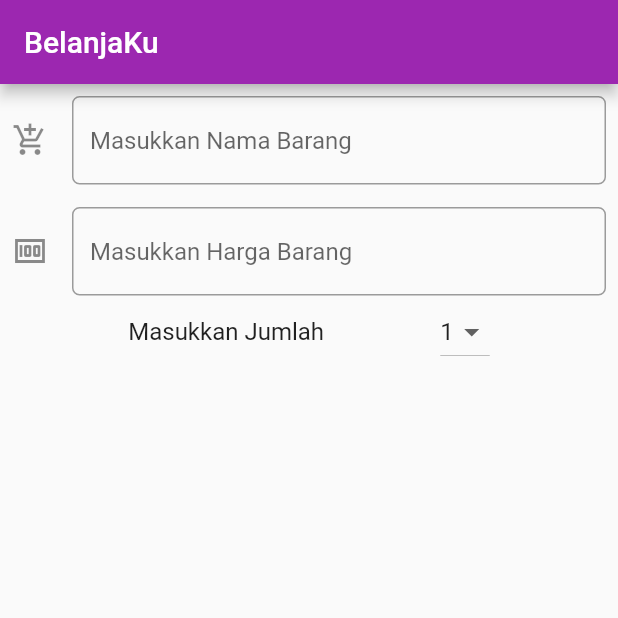
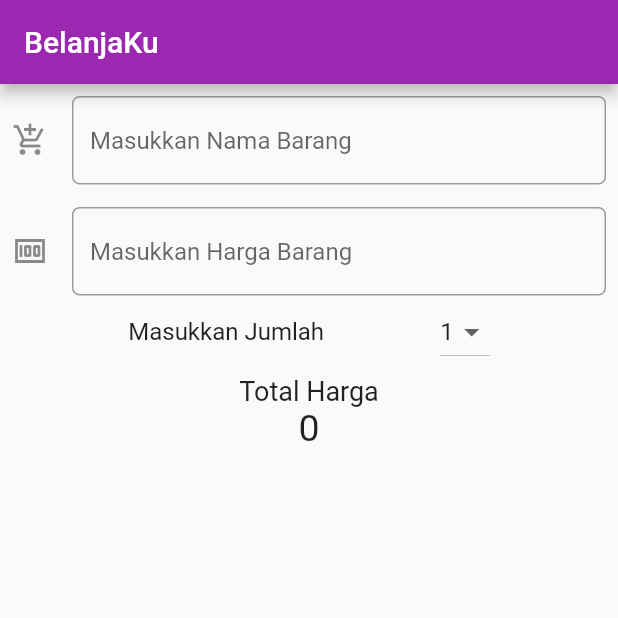
Before and after one commit to sofiaaprilina/Kuis1_mobile, a Flutter app: the screen it shows after launch, on a phone screen of 412 x 824 dp, the top half of it. Run offline on Flutter 3.47's test engine with Material 2 defaults, Android fonts, the phone set to English and light mode, and no system bars.

Commit message:
Menambahkan widget untuk result total harga

```diff
--- a/lib/main.dart
+++ b/lib/main.dart
@@ -26,6 +26,33 @@ class _MyAppState extends State<MyApp> {
       newValue = changeValue;
     });
   }
+
+  void hitungHarga() { //fungsi untuk menghitung harga barang
+    setState(() { //fungsi yang akan dipanggil setiap ada perubahan
+      barang = barangController.text;//mengisi nilai variabel barang sesuai dengan inputan yang ditampung controller
+      harga = int.parse(hargaController.text); //mengisi nilai variabel harga sesuai dengan inputan yang ditampung controller dan disini diubah menjadi int untuk menyesuaikan tipe variablal harga
+      if (newValue == "1"){ //kondisi ketika value pada dropdown bernilai 1
+        harga = harga * 1; //nilai variabel harga terbaru
+      }
+      //kondisi ketika value pada dropdown bernilai 2 atau kondisi pertama tidak terpenuhi
+      else if (newValue == "2"){
+        harga = harga * 2; //nilai variabel harga terbaru
+      }
+      //kondisi ketika value pada dropdown bernilai 3 atau kondisi 1 dan 2 tidak terpenuhi
+      else if (newValue == "3"){
+        harga = harga * 3; //nilai variabel harga terbaru
+      }
+      //kondisi ketika value pada dropdown bernilai 4 atau kondisi 1,2, dan 3 tidak terpenuhi
+      else if (newValue == "4"){
+        harga = harga * 4; //nilai variabel harga terbaru
+      }
+      //kondisi ketika value pada dropdown bernilai 2 atau semua kondisi di atas tidak terpenuhi
+      else{
+        harga = harga * 5; //nilai variabel harga terbaru
+      }
+    });
+  }
+
 
   @override
   Widget build(BuildContext context) { //widget yang dijalankan saat dibuild
@@ -93,6 +120,22 @@ class _MyAppState extends State<MyApp> {
                   ),
                 ],
               ),
+              Container(
+                margin: EdgeInsets.only(top: 5, bottom: 10),
+                child: Column(
+                  mainAxisAlignment: MainAxisAlignment.center,
+                  children: [
+                    Text(
+                      "Total Harga",
+                      style: TextStyle(fontSize: 18),
+                    ),
+                    Text(
+                      '$harga',
+                      style: TextStyle(fontSize: 25),
+                    )
+                  ],
+                ),
+              ),
             ],
           ),
         ),
```
